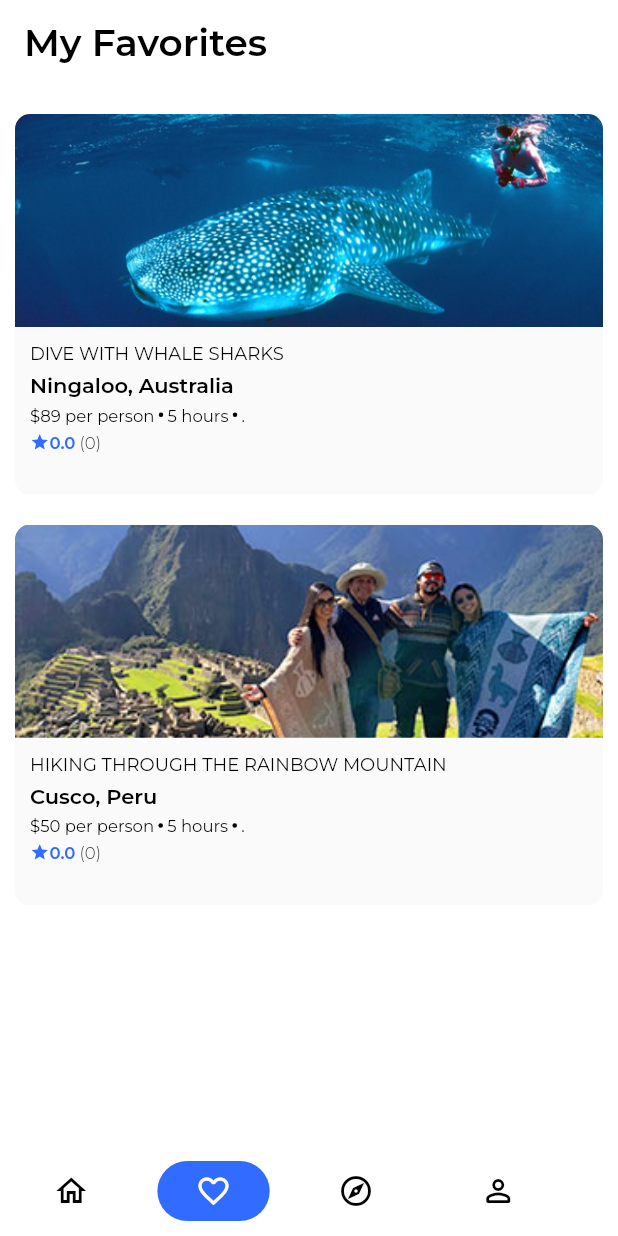
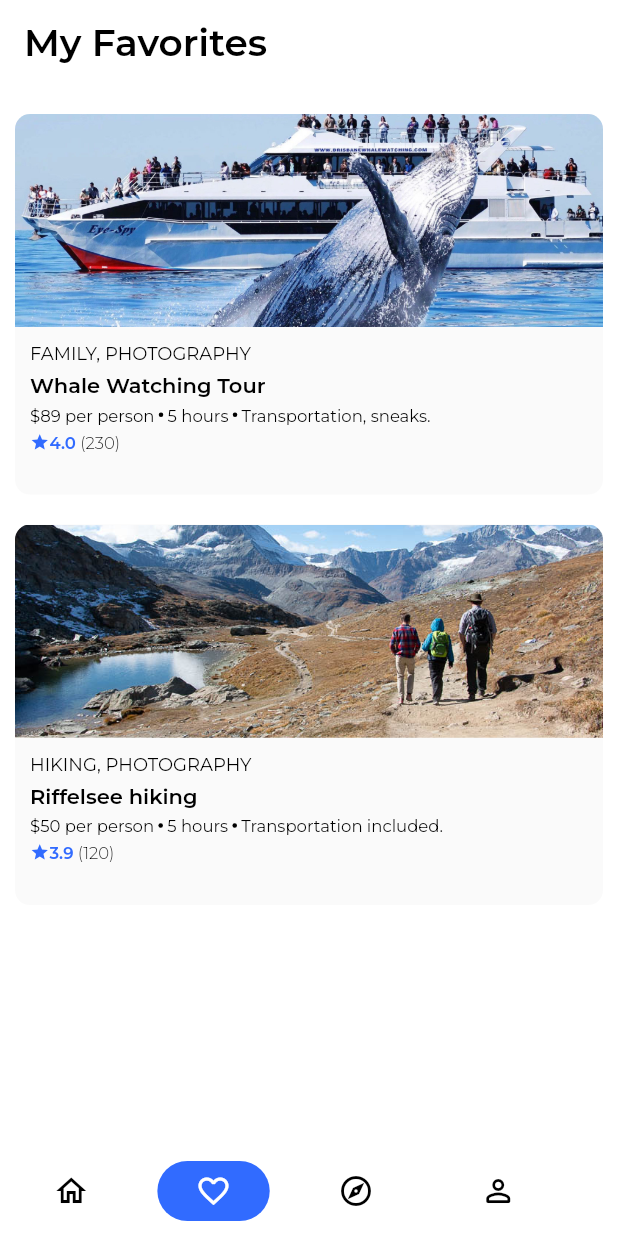
Before and after one commit to Djihanegh/FlutterTravelApp, a Flutter app: the screen it shows after launch, item 2 of the bottom bar chosen, on a phone screen of 412 x 824 dp. Run offline on Flutter 3.47's test engine with Material 2 defaults, Android fonts, the phone set to English and light mode, and no system bars; our stand-ins replace flutter_rating_bar, flutter_svg, google_fonts.

Commit message:
finished the favorite  screen

```diff
--- a/lib/presentation/pages/favorite/components/body.dart
+++ b/lib/presentation/pages/favorite/components/body.dart
@@ -19,24 +19,24 @@ class _BodyState extends State<Body> {
               crossAxisAlignment: CrossAxisAlignment.start,
               children: [
                 FavoriteItem(
-                  imagePath: 'assets/images/ningaloo.jpg',
-                  subtitle: 'Ningaloo, Australia',
-                  title: 'Dive with Whale sharks',
+                  imagePath: 'assets/images/whale-watching.jpg',
+                  subtitle: 'Whale Watching Tour',
+                  title: 'Family, photography',
                   hours: '5',
                   price: '89',
-                  details: '',
-                  reviews: 0,
-                  rating: 0.0,
+                  details: 'Transportation, sneaks',
+                  reviews: 230,
+                  rating: 4.0,
                 ),
                 FavoriteItem(
-                  imagePath: 'assets/images/peru.jpg',
-                  subtitle: 'Cusco, Peru',
-                  title: 'Hiking through the Rainbow Mountain',
+                  imagePath: 'assets/images/hiking-tour.jpg',
+                  subtitle: 'Riffelsee hiking',
+                  title: 'Hiking, photography',
                   hours: '5',
                   price: '50',
-                  details: '',
-                  reviews: 0,
-                  rating: 0.0,
+                  details: 'Transportation included',
+                  reviews: 120,
+                  rating: 3.9,
                 ),
               ],
             )));
```
Also changed, not shown: assets/images/hiking-tour.jpg (added), assets/images/whale-watching.jpg (added).
